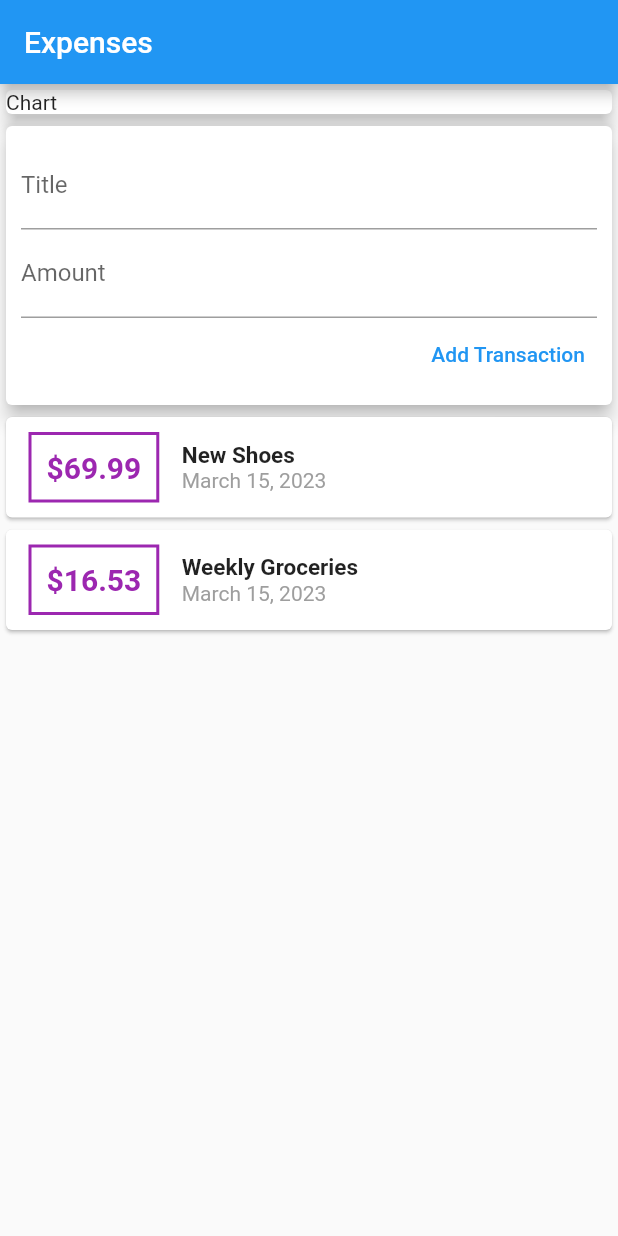
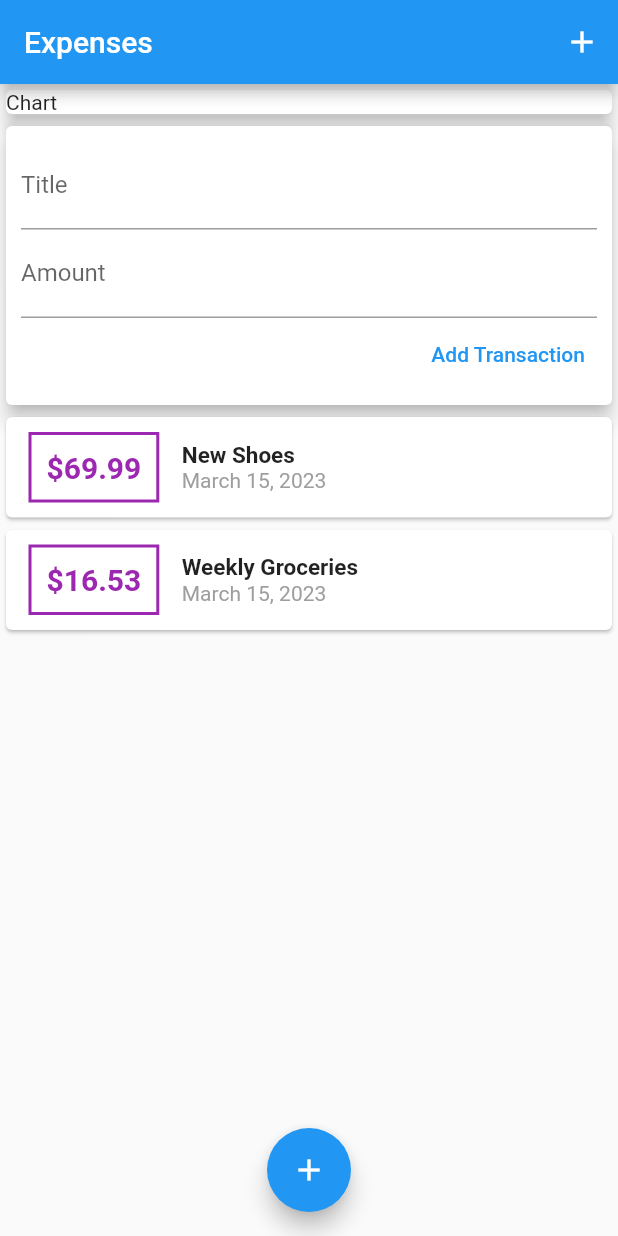
Before and after one commit to bra-alex/Flutter, a Flutter app: the screen it shows after launch, on a phone screen of 412 x 824 dp. Run offline on Flutter 3.47's test engine with Material 2 defaults, Android fonts, the phone set to English and light mode, and no system bars; our stand-ins replace audioplayers.

Commit message:
Add floating button and appbar button

```diff
--- a/academind/personal_expenses/lib/main.dart
+++ b/academind/personal_expenses/lib/main.dart
@@ -26,6 +26,12 @@ class MyHomePage extends StatelessWidget {
     return Scaffold(
       appBar: AppBar(
         title: const Text('Expenses'),
+        actions: [
+          IconButton(
+            onPressed: () {},
+            icon: const Icon(Icons.add),
+          )
+        ],
       ),
       body: const SingleChildScrollView(
         child: Column(
@@ -42,6 +48,11 @@ class MyHomePage extends StatelessWidget {
           ],
         ),
       ),
+      floatingActionButtonLocation: FloatingActionButtonLocation.centerFloat,
+      floatingActionButton: FloatingActionButton(
+        onPressed: () {},
+        child: const Icon(Icons.add),
+      ),
     );
   }
 }
--- a/academind/personal_expenses/lib/widgets/transaction_list.dart
+++ b/academind/personal_expenses/lib/widgets/transaction_list.dart
@@ -8,7 +8,7 @@ class TransactionList extends StatelessWidget {
   final List<Transaction> transactions;
   @override
   Widget build(BuildContext context) {
-    return Container(
+    return SizedBox(
         height: 300,
         child: ListView.builder(
           itemBuilder: (context, index) {
```
